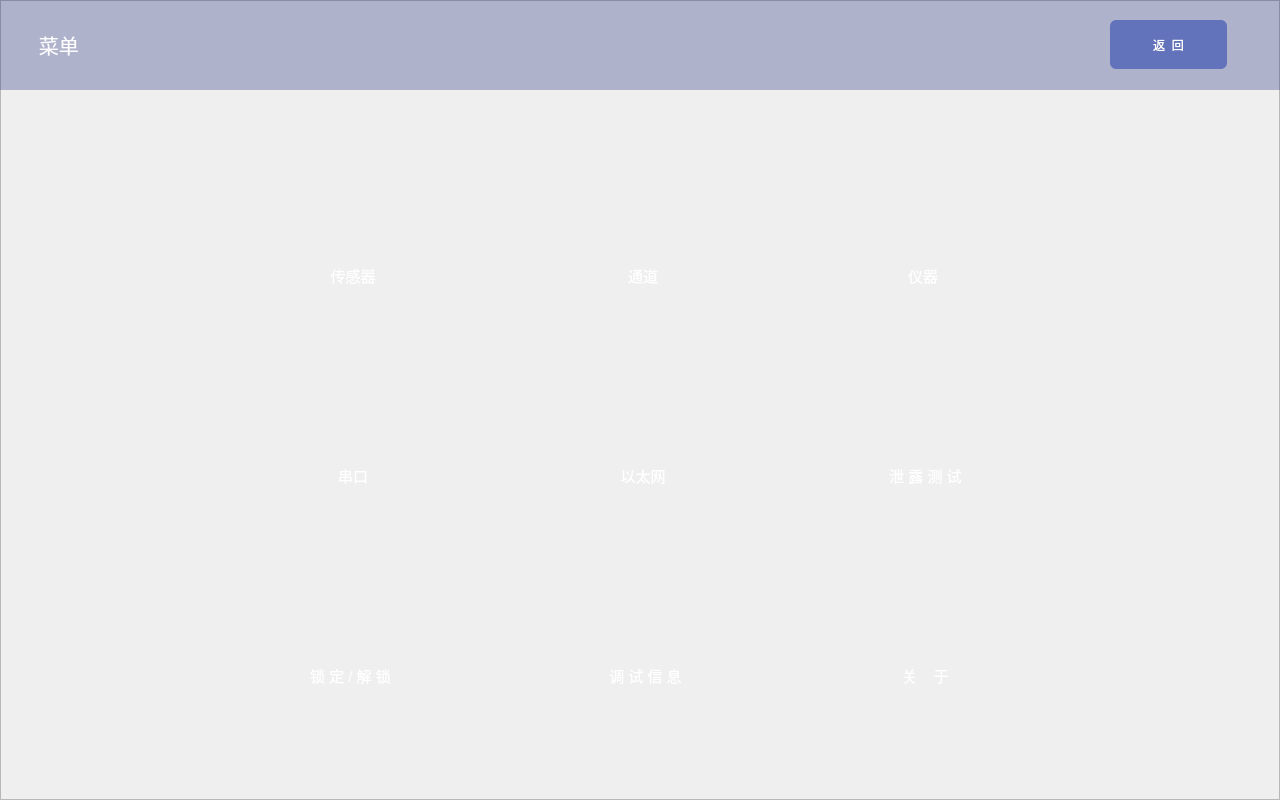
Before: the Qt Designer form manu.ui in thewayI/tiny4412, drawn with Qt 5.
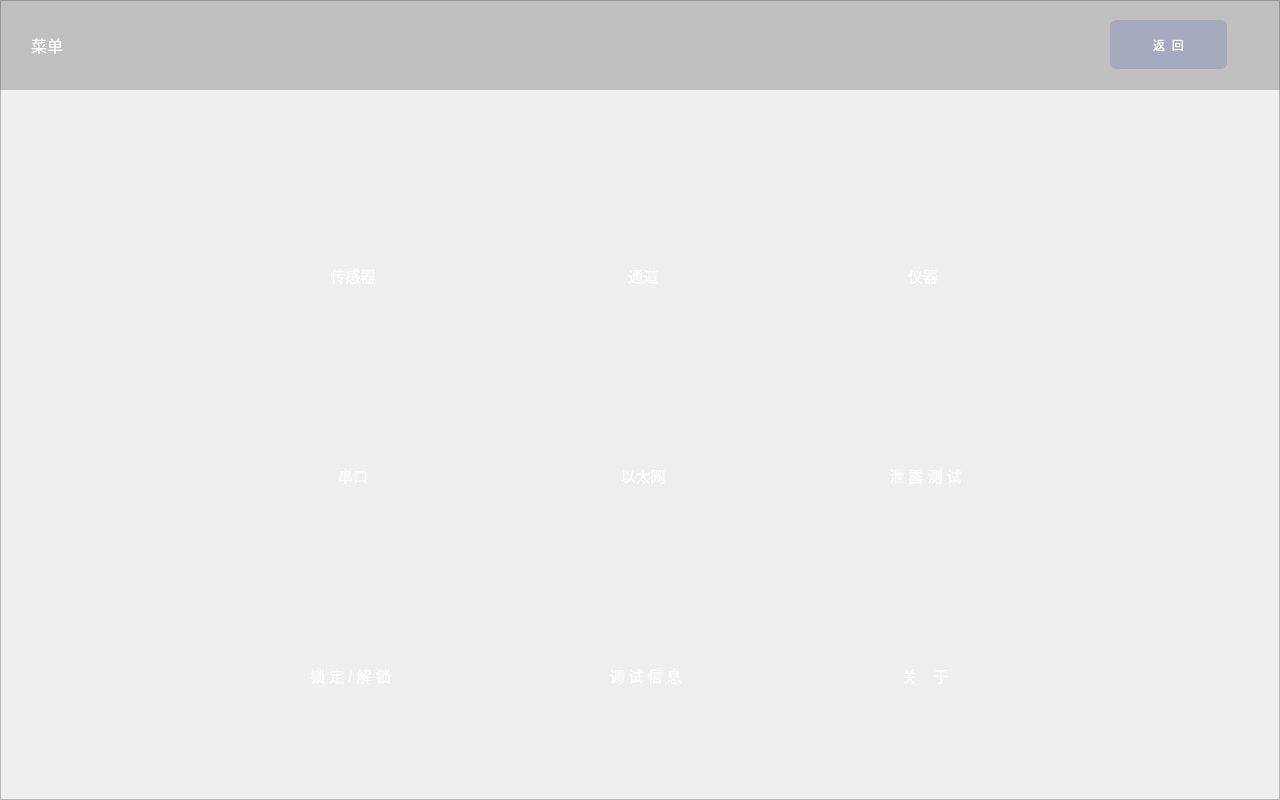
After: the same form once the commit is applied. Icons and pictures are not drawn.

Diff of the .ui file:
```diff
--- a/manu.ui
+++ b/manu.ui
@@ -305,7 +305,7 @@
    </property>
    <property name="styleSheet">
     <string notr="true">border-top-left-radius:6px;
-background-color: rgb(99, 115, 187);
+background-color: rgba(99, 115, 187,75);
 border-top-right-radius:6px;
 border-bottom-left-radius:6px;
 border-bottom-right-radius:6px;
@@ -329,12 +329,12 @@
    </property>
    <property name="font">
     <font>
-     <pointsize>15</pointsize>
+     <pointsize>12</pointsize>
     </font>
    </property>
    <property name="styleSheet">
     <string notr="true">color: rgb(253, 252, 254);
-background-color: rgba(34, 44, 125,80);
+background-color: rgba(05, 02, 04,50);
 </string>
    </property>
    <property name="text">
```
